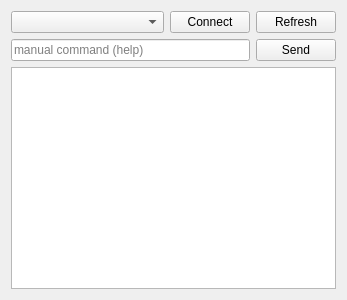
Above: res/serialchooser.ui from Ultrawipf/OpenFFBoard-configurator before the change. Below: the same form after it.
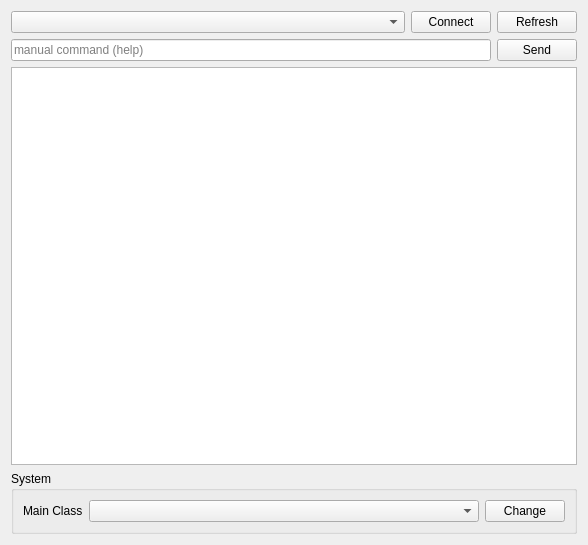
That is the form after the change.

Commit message: moved main class selector to serial ui

```diff
--- a/res/serialchooser.ui
+++ b/res/serialchooser.ui
@@ -6,21 +6,14 @@
    <rect>
     <x>0</x>
     <y>0</y>
-    <width>347</width>
-    <height>300</height>
+    <width>588</width>
+    <height>545</height>
    </rect>
   </property>
   <property name="windowTitle">
    <string>Form</string>
   </property>
   <layout class="QGridLayout" name="gridLayout">
-   <item row="2" column="3">
-    <widget class="QPushButton" name="pushButton_send">
-     <property name="text">
-      <string>Send</string>
-     </property>
-    </widget>
-   </item>
    <item row="2" column="1" colspan="2">
     <widget class="QLineEdit" name="lineEdit_cmd">
      <property name="placeholderText">
@@ -45,20 +38,66 @@
      </property>
     </widget>
    </item>
-   <item row="0" column="2">
-    <widget class="QPushButton" name="pushButton_connect">
+   <item row="2" column="3">
+    <widget class="QPushButton" name="pushButton_send">
      <property name="text">
-      <string>Connect</string>
+      <string>Send</string>
      </property>
     </widget>
    </item>
    <item row="3" column="1" colspan="3">
     <widget class="QTextEdit" name="serialLogBox">
+     <property name="sizePolicy">
+      <sizepolicy hsizetype="Expanding" vsizetype="Expanding">
+       <horstretch>0</horstretch>
+       <verstretch>2</verstretch>
+      </sizepolicy>
+     </property>
      <property name="readOnly">
       <bool>true</bool>
      </property>
     </widget>
    </item>
+   <item row="0" column="2">
+    <widget class="QPushButton" name="pushButton_connect">
+     <property name="text">
+      <string>Connect</string>
+     </property>
+    </widget>
+   </item>
+   <item row="4" column="1" colspan="3">
+    <widget class="QGroupBox" name="groupBox_system">
+     <property name="title">
+      <string>System</string>
+     </property>
+     <layout class="QGridLayout" name="gridLayout_3">
+      <item row="0" column="0">
+       <widget class="QLabel" name="label">
+        <property name="text">
+         <string>Main Class</string>
+        </property>
+       </widget>
+      </item>
+      <item row="0" column="1">
+       <widget class="QComboBox" name="comboBox_main">
+        <property name="sizePolicy">
+         <sizepolicy hsizetype="MinimumExpanding" vsizetype="Fixed">
+          <horstretch>0</horstretch>
+          <verstretch>0</verstretch>
+         </sizepolicy>
+        </property>
+       </widget>
+      </item>
+      <item row="0" column="2">
+       <widget class="QPushButton" name="pushButton_ok">
+        <property name="text">
+         <string>Change</string>
+        </property>
+       </widget>
+      </item>
+     </layout>
+    </widget>
+   </item>
   </layout>
  </widget>
  <resources/>
```
The commit also changes 4 other files.
